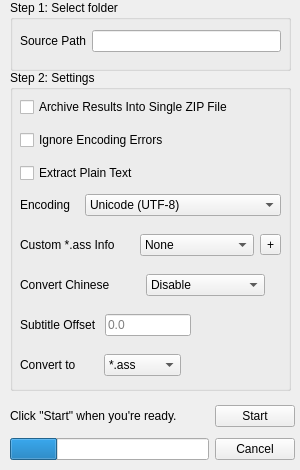
First picture: the form in src/ui/transub.ui, repository Gatorix/Final-Project, before the edit.
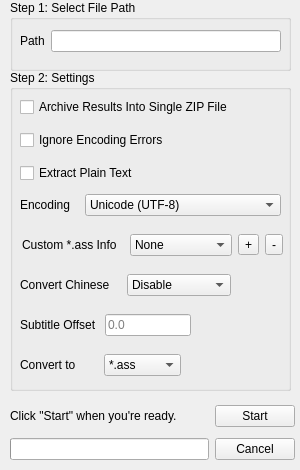
Second picture: the form after the edit.

Commit message: finish custom info function

The edit to the form file:
```diff
--- a/src/ui/transub.ui
+++ b/src/ui/transub.ui
@@ -111,7 +111,7 @@
      <rect>
       <x>10</x>
       <y>200</y>
-      <width>245</width>
+      <width>211</width>
       <height>31</height>
      </rect>
     </property>
@@ -206,32 +206,16 @@
      </item>
     </layout>
    </widget>
-   <widget class="QWidget" name="">
+   <widget class="QWidget" name="layoutWidget">
     <property name="geometry">
      <rect>
-      <x>10</x>
+      <x>12</x>
       <y>160</y>
       <width>261</width>
       <height>31</height>
      </rect>
     </property>
     <layout class="QGridLayout" name="gridLayout_7">
-     <item row="0" column="0">
-      <widget class="QLabel" name="label_chinese_2">
-       <property name="text">
-        <string>Custom *.ass Info</string>
-       </property>
-      </widget>
-     </item>
-     <item row="0" column="1">
-      <widget class="QComboBox" name="combo_box_chinese_2">
-       <item>
-        <property name="text">
-         <string>None</string>
-        </property>
-       </item>
-      </widget>
-     </item>
      <item row="0" column="2">
       <widget class="QToolButton" name="toolButton">
        <property name="text">
@@ -239,6 +223,32 @@
        </property>
       </widget>
      </item>
+     <item row="0" column="1">
+      <widget class="QComboBox" name="combo_box_custom_info">
+       <item>
+        <property name="text">
+         <string>None</string>
+        </property>
+       </item>
+      </widget>
+     </item>
+     <item row="0" column="0">
+      <widget class="QLabel" name="label_chinese_2">
+       <property name="text">
+        <string>Custom *.ass Info</string>
+       </property>
+      </widget>
+     </item>
+     <item row="0" column="3">
+      <widget class="QToolButton" name="toolButton_remove">
+       <property name="enabled">
+        <bool>true</bool>
+       </property>
+       <property name="text">
+        <string>-</string>
+       </property>
+      </widget>
+     </item>
     </layout>
    </widget>
   </widget>
@@ -252,7 +262,7 @@
     </rect>
    </property>
    <property name="title">
-    <string>Step 1: Select folder</string>
+    <string>Step 1: Select File Path</string>
    </property>
    <widget class="QWidget" name="layoutWidget">
     <property name="geometry">
@@ -267,7 +277,7 @@
      <item row="0" column="0">
       <widget class="QLabel" name="label_path">
        <property name="text">
-        <string>Source Path</string>
+        <string>Path</string>
        </property>
       </widget>
      </item>
@@ -311,7 +321,7 @@
        <bool>false</bool>
       </property>
       <property name="value">
-       <number>24</number>
+       <number>0</number>
       </property>
       <property name="textVisible">
        <bool>false</bool>
```
Left out of the diff: 6 changed lines with no effect on the pictures. The commit also changes 9 other files.
